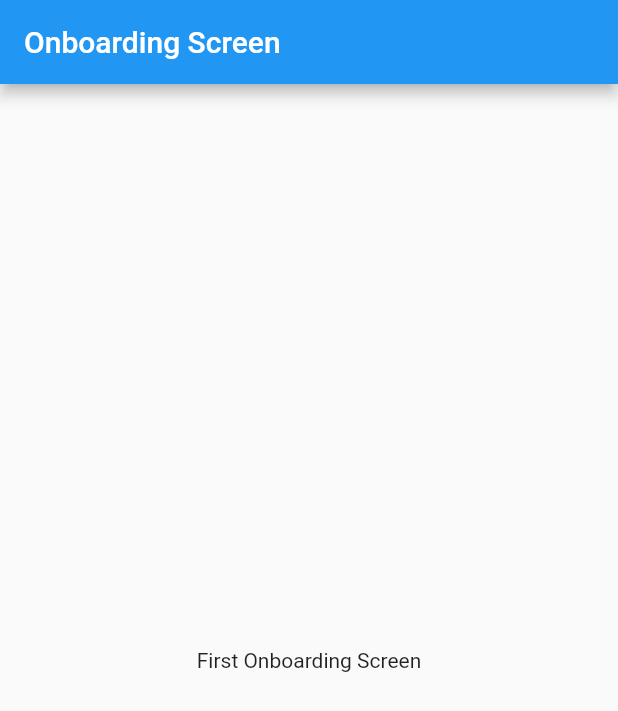
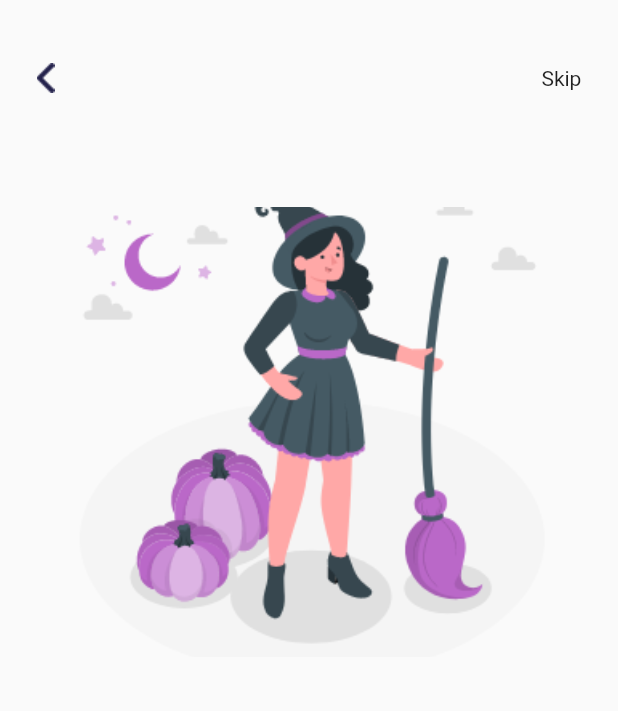
Before and after one commit to danielotieno/onboarding, a Flutter app: the screen it shows after launch, on a phone screen of 412 x 824 dp. Shown: the top 711 px of the screen. Run offline on Flutter 3.47's test engine with Material 2 defaults, Android fonts, the phone set to English and light mode, and no system bars.

Commit message:
chore add background image

```diff
--- a/lib/main.dart
+++ b/lib/main.dart
@@ -1,6 +1,7 @@
 // ignore_for_file: prefer_const_constructors
 
 import 'package:flutter/material.dart';
+import 'package:onboarding_app/screens/onboarding_one.dart';
 
 void main() => runApp(MyApp());
 
@@ -10,15 +11,7 @@ class MyApp extends StatelessWidget {
   @override
   Widget build(BuildContext context) {
     return MaterialApp(
-      title: 'First Onboarding Screen',
-      home: Scaffold(
-        appBar: AppBar(
-          title: Text('Onboarding Screen'),
-        ),
-        body: Center(
-          child: Text('First Onboarding Screen'),
-        ),
-      ),
+      home: Scaffold(body: OnBoardingOne()),
     );
   }
 }
--- /dev/null
+++ b/lib/screens/onboarding_one.dart
@@ -0,0 +1,40 @@
+// ignore_for_file: prefer_const_constructors
+
+import 'package:flutter/material.dart';
+
+class OnBoardingOne extends StatelessWidget {
+  const OnBoardingOne({Key? key}) : super(key: key);
+
+  @override
+  Widget build(BuildContext context) {
+    return Scaffold(
+      body: SafeArea(
+        child: Column(
+          children: [
+            Container(
+              padding: EdgeInsets.fromLTRB(24.4, 42.0, 24.4, 42.0),
+              child: Row(
+                mainAxisAlignment: MainAxisAlignment.spaceBetween,
+                children: [
+                  Image.asset(
+                    'assets/back.png',
+                  ),
+                  Text('Skip')
+                ],
+              ),
+            ),
+            Container(
+              margin: EdgeInsets.only(left: 20.0, right: 20.0, top: 34.0),
+              constraints: BoxConstraints.expand(height: 300.0),
+              width: MediaQuery.of(context).size.width * 0.65,
+              decoration: BoxDecoration(
+                image: DecorationImage(
+                    image: AssetImage('assets/girl.png'), fit: BoxFit.cover),
+              ),
+            )
+          ],
+        ),
+      ),
+    );
+  }
+}
```
Also changed, not shown: pubspec.yaml (+7 -17 lines).
